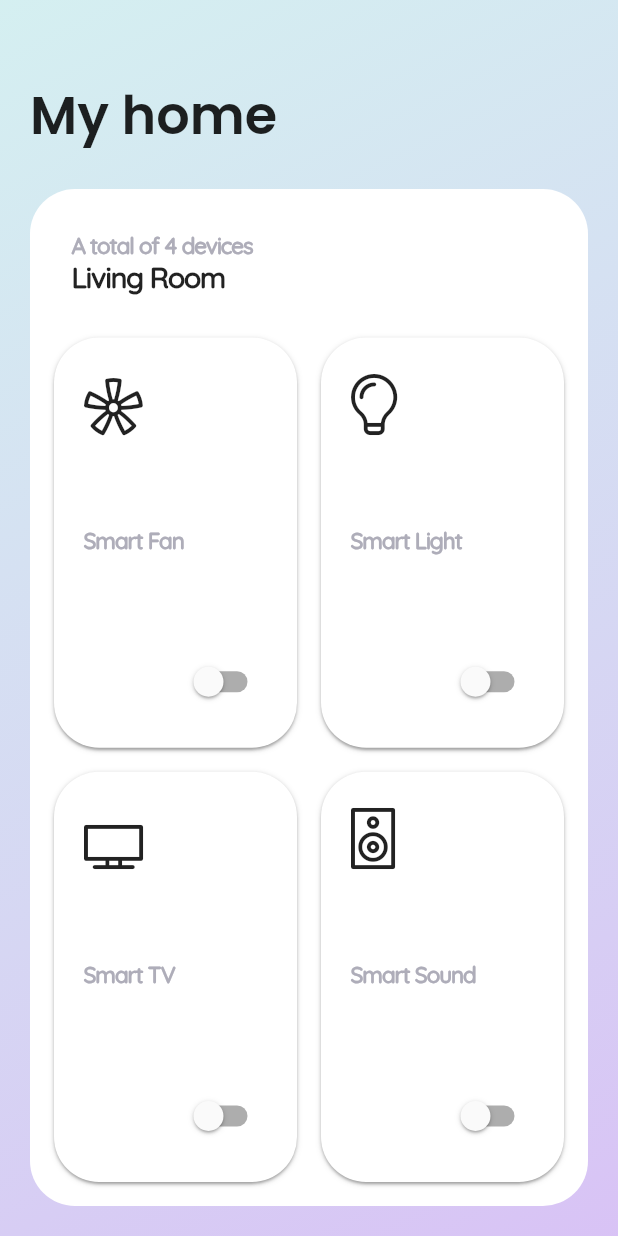
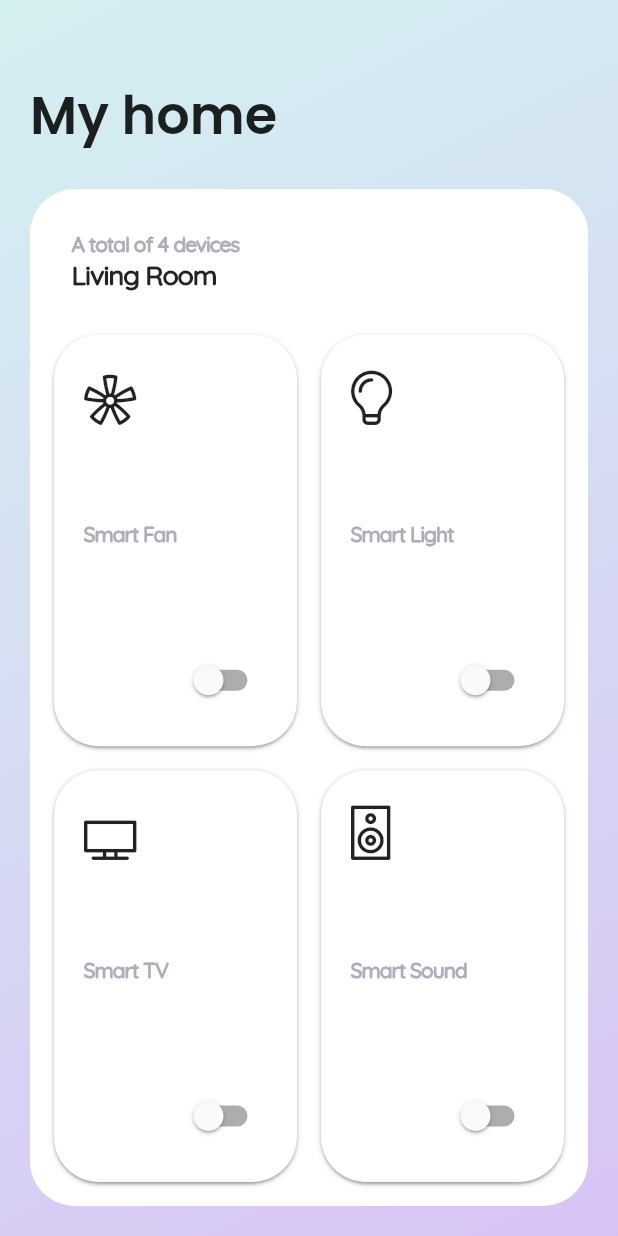
Before and after one commit to isaacmenchaca97/RPi_IoT, a Flutter app: the screen it shows after launch, on a phone screen of 412 x 824 dp. Run offline on Flutter 3.47's test engine with Material 2 defaults, Android fonts, the phone set to English and light mode, and no system bars; our stand-ins replace firebase_core, firebase_database; accounts and stored records are empty.

Commit message:
Change icon in android

```diff
--- a/lib/components/content_card.dart
+++ b/lib/components/content_card.dart
@@ -16,7 +16,7 @@ class ContentCard extends StatelessWidget {
         children: [
           Icon(
             iconGatget,
-            size: 45,
+            size: 40,
           ),
           // SizedBox(height: 20),
           Text(
--- a/lib/constant.dart
+++ b/lib/constant.dart
@@ -7,7 +7,7 @@ const kHeaderText = TextStyle(
 );
 
 const kSubtitleText = TextStyle(
-  fontSize: 15,
+  fontSize: 14,
   fontFamily: 'Quicksand',
   color: Color(0xFFAEADB9),
   letterSpacing: -0.7,
@@ -15,7 +15,7 @@ const kSubtitleText = TextStyle(
 );
 
 const kRoomText = TextStyle(
-  fontSize: 19,
+  fontSize: 18,
   fontFamily: 'Quicksand',
   letterSpacing: -0.7,
   fontWeight: FontWeight.bold,
```
Also changed, not shown: pubspec.lock, 21 other files.
